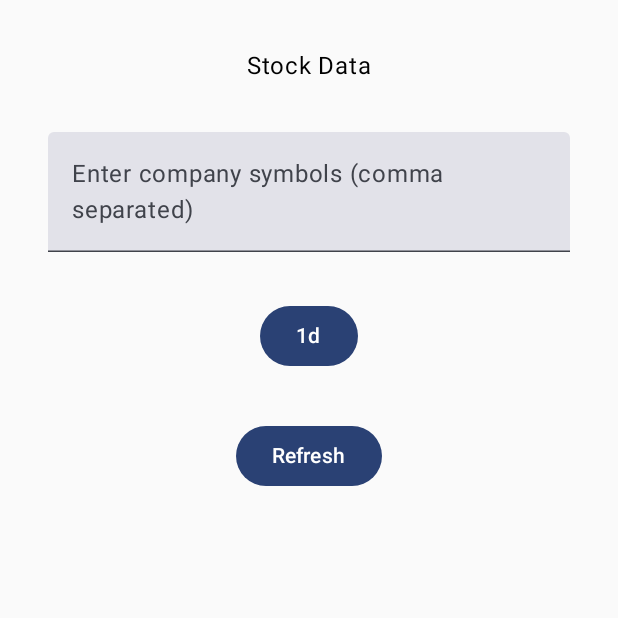
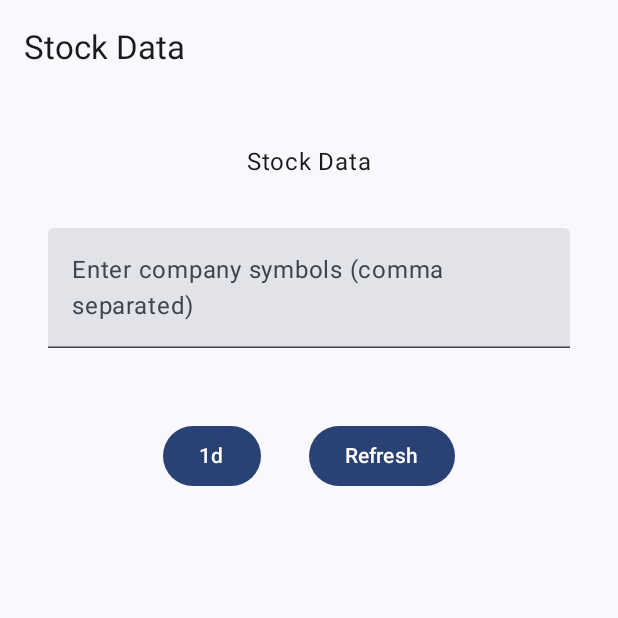
Before and after one commit to NavyyBlue/StockMarketApp, an Android app built with Jetpack Compose: the StockDataScreenContent screen opened through its navigation route, on a phone screen of 412 x 824 dp, the top half of it. Run offline under Robolectric (Android 15) with nearby library versions, the phone set to English and light mode, and no system bars; our stand-ins replace Dagger/Hilt's generated code.

Commit message:
Cambios visuales y adicion de las noticias

```diff
--- a/app/src/main/java/com/coderamigos/stockmarket/MainActivity.kt
+++ b/app/src/main/java/com/coderamigos/stockmarket/MainActivity.kt
@@ -7,10 +7,11 @@ import androidx.activity.enableEdgeToEdge
 import androidx.navigation.compose.NavHost
 import androidx.navigation.compose.composable
 import androidx.navigation.compose.rememberNavController
-import com.coderamigos.stockmarket.models.purchaseOrder.StockDecision
 import com.coderamigos.stockmarket.ui.screens.stockData.StockDataScreenContent
 import com.coderamigos.stockmarket.ui.screens.stockDecision.StockDecisionScreen
+import com.coderamigos.stockmarket.ui.screens.stockNews.StockNewsScreen
 import com.coderamigos.stockmarket.ui.screens.stockPredict.StockPredictScreen
+import com.coderamigos.stockmarket.ui.screens.stockSelection.StockSelectionScreen
 import com.coderamigos.stockmarket.ui.theme.StockMarketTheme
 import dagger.hilt.android.AndroidEntryPoint
 
@@ -22,7 +23,11 @@ class MainActivity : ComponentActivity() {
         setContent {
             StockMarketTheme {
                 val navController = rememberNavController()
-                NavHost(navController = navController, startDestination = "stockDataScreen") {
+                NavHost(navController = navController, startDestination = "stockSelectionScreen") {
+                    composable("stockSelectionScreen") {
+                        StockSelectionScreen(navController = navController)
+                    }
+
                     composable("stockDataScreen") {
                         StockDataScreenContent(navController = navController)
                     }
@@ -34,6 +39,9 @@ class MainActivity : ComponentActivity() {
                         val symbol = backStackEntry.arguments?.getString("symbol")
                         StockDecisionScreen(symbol = symbol ?: "", navController = navController)
                     }
+                    composable("stockNewsScreen") {
+                        StockNewsScreen()
+                    }
                 }
             }
         }
--- /dev/null
+++ b/app/src/main/java/com/coderamigos/stockmarket/models/dataNews/NewsRequest.kt
@@ -0,0 +1,5 @@
+package com.coderamigos.stockmarket.models.dataNews
+
+data class NewsRequest(
+    val country: String
+)
--- a/app/src/main/java/com/coderamigos/stockmarket/ui/screens/stockData/StockDataScreen.kt
+++ b/app/src/main/java/com/coderamigos/stockmarket/ui/screens/stockData/StockDataScreen.kt
@@ -1,6 +1,7 @@
 package com.coderamigos.stockmarket.ui.screens.stockData
 
 import androidx.compose.foundation.Canvas
+import androidx.compose.foundation.isSystemInDarkTheme
 import androidx.compose.foundation.layout.*
 import androidx.compose.foundation.lazy.LazyColumn
 import androidx.compose.foundation.rememberScrollState
@@ -11,11 +12,13 @@ import androidx.compose.ui.Alignment
 import androidx.compose.ui.Modifier
 import androidx.compose.ui.graphics.Color
 import androidx.compose.ui.graphics.nativeCanvas
+import androidx.compose.ui.graphics.toArgb
 import androidx.compose.ui.unit.dp
 import androidx.hilt.navigation.compose.hiltViewModel
 import androidx.navigation.NavController
 
 
+@OptIn(ExperimentalMaterial3Api::class)
 @Composable
 fun StockDataScreenContent(navController: NavController, viewModel: StockDataViewModel = hiltViewModel()) {
     var symbols by remember { mutableStateOf("") }
@@ -24,9 +27,17 @@ fun StockDataScreenContent(navController: NavController, viewModel: StockDataVie
     val periods = listOf("1d", "5d", "1mo", "3mo", "6mo", "1y", "2y", "5y", "10y", "ytd", "max")
     val stockData = viewModel.stockData.collectAsState().value
 
+    Scaffold(
+        topBar = {
+            TopAppBar(
+                title = { Text("Stock Data") }
+            )
+        }
+    ) { paddingValues ->
         Column(
             modifier = Modifier
                 .fillMaxSize()
+                .padding(paddingValues)
                 .padding(16.dp),
             verticalArrangement = Arrangement.Top,
             horizontalAlignment = Alignment.CenterHorizontally
@@ -40,6 +51,11 @@ fun StockDataScreenContent(navController: NavController, viewModel: StockDataVie
                 modifier = Modifier.padding(16.dp)
             )
 
+            Row(
+                modifier = Modifier.padding(16.dp),
+                horizontalArrangement = Arrangement.SpaceBetween,
+                verticalAlignment = Alignment.CenterVertically
+            ){
                 Box(modifier = Modifier.padding(16.dp)) {
                     Button(onClick = { expanded = true }) {
                         Text(selectedPeriod)
@@ -61,14 +77,16 @@ fun StockDataScreenContent(navController: NavController, viewModel: StockDataVie
                 }
 
                 Button(
-            onClick = { viewModel.fetchStockData(symbols, selectedPeriod) },
+                    onClick = { if(symbols.isNotEmpty()) viewModel.fetchStockData(symbols, selectedPeriod) },
                     modifier = Modifier.padding(16.dp)
                 ) {
                     Text("Refresh")
                 }
+            }
+
             stockData?.let { data ->
                 Button(
-                onClick = { navController.navigate("stockPredictScreen"+ "/${symbols}") },
+                    onClick = { navController.navigate("stockPredictScreen" + "/${symbols}") },
                     modifier = Modifier.padding(16.dp)
                 ) {
                     Text("Go to Stock Predict")
@@ -89,6 +107,7 @@ fun StockDataScreenContent(navController: NavController, viewModel: StockDataVie
             }
         }
     }
+}
 
 @Composable
 fun StockChart(data: Map<String, Double>, label: String) {
@@ -96,13 +115,17 @@ fun StockChart(data: Map<String, Double>, label: String) {
     val dates = data.keys.toList()
     val maxValue = points.maxOrNull() ?: 0.0
     val minValue = points.minOrNull() ?: 0.0
+    val isDarkTheme = isSystemInDarkTheme()
+
+    val textColor = if (isDarkTheme) Color.White else Color.Black
+    val lineColor = if (isDarkTheme) Color.Cyan else Color.Blue
 
     Column(
         modifier = Modifier
             .fillMaxWidth()
             .padding(16.dp)
     ) {
-        Text(text = label)
+        Text(text = label, color = textColor)
         Spacer(modifier = Modifier.height(8.dp))
         Canvas(modifier = Modifier
             .fillMaxWidth()
@@ -110,7 +133,7 @@ fun StockChart(data: Map<String, Double>, label: String) {
         ) {
             val width = size.width
             val height = size.height
-            val pointDistance = width / (points.size - 1)
+            val pointDistance = width / (points.size - 1).coerceAtLeast(1)
             val intervalCount = 5
             val valueInterval = (maxValue - minValue) / intervalCount
 
@@ -122,7 +145,7 @@ fun StockChart(data: Map<String, Double>, label: String) {
                     0f,
                     y,
                     android.graphics.Paint().apply {
-                        color = android.graphics.Color.BLACK
+                        color = textColor.toArgb()
                         textSize = 24f
                     }
                 )
@@ -135,7 +158,7 @@ fun StockChart(data: Map<String, Double>, label: String) {
                     0f,
                     height + 24f,
                     android.graphics.Paint().apply {
-                        color = android.graphics.Color.BLACK
+                        color = textColor.toArgb()
                         textSize = 24f
                     }
                 )
@@ -144,7 +167,7 @@ fun StockChart(data: Map<String, Double>, label: String) {
                     width - 100f, // Adjust this value if needed
                     height + 24f,
                     android.graphics.Paint().apply {
-                        color = android.graphics.Color.BLACK
+                        color = textColor.toArgb()
                         textSize = 24f
                     }
                 )
@@ -158,7 +181,7 @@ fun StockChart(data: Map<String, Double>, label: String) {
                 val endY = height - ((points[i + 1] - minValue) / (maxValue - minValue) * height).toFloat()
 
                 drawLine(
-                    color = Color.Blue,
+                    color = lineColor,
                     start = androidx.compose.ui.geometry.Offset(startX, startY),
                     end = androidx.compose.ui.geometry.Offset(endX, endY),
                     strokeWidth = 4f
--- /dev/null
+++ b/app/src/main/java/com/coderamigos/stockmarket/ui/screens/stockSelection/StockSelection.kt
@@ -0,0 +1,44 @@
+package com.coderamigos.stockmarket.ui.screens.stockSelection
+
+import androidx.compose.foundation.layout.*
+import androidx.compose.material3.*
+import androidx.compose.runtime.Composable
+import androidx.compose.ui.Alignment
+import androidx.compose.ui.Modifier
+import androidx.navigation.NavController
+import androidx.compose.ui.unit.dp
+
+@OptIn(ExperimentalMaterial3Api::class)
+@Composable
+fun StockSelectionScreen(navController: NavController) {
+    Scaffold(
+        topBar = {
+            TopAppBar(
+                title = { Text("Stock Selection") }
+            )
+        }
+    ) { paddingValues ->
+        Column(
+            modifier = Modifier
+                .fillMaxSize()
+                .padding(paddingValues)
+                .padding(16.dp),
+            verticalArrangement = Arrangement.Center,
+            horizontalAlignment = Alignment.CenterHorizontally
+        ) {
+            Button(
+                onClick = { navController.navigate("stockDataScreen") },
+                modifier = Modifier.padding(8.dp)
+            ) {
+                Text("Go to Stock Data")
+            }
+
+            Button(
+                onClick = { navController.navigate("stockNewsScreen") },
+                modifier = Modifier.padding(8.dp)
+            ) {
+                Text("Go to Stock News")
+            }
+        }
+    }
+}
--- a/gradle/libs.versions.toml
+++ b/gradle/libs.versions.toml
@@ -1,4 +1,5 @@
 [versions]
+accompanistNavigationAnimationVersion = "<latest-version>"
 agp = "8.6.0"
 hiltNavigationCompose = "1.2.0"
 kotlin = "1.9.0"
@@ -14,6 +15,7 @@ mpandroidchart = "v3.1.0"
 [libraries]
 androidx-core-ktx = { group = "androidx.core", name = "core-ktx", version.ref = "coreKtx" }
 androidx-hilt-navigation-compose = { module = "androidx.hilt:hilt-navigation-compose", version.ref = "hiltNavigationCompose" }
+google-accompanist-navigation-animation = { module = "com.google.accompanist:accompanist-navigation-animation", version.ref = "accompanistNavigationAnimationVersion" }
 junit = { group = "junit", name = "junit", version.ref = "junit" }
 androidx-junit = { group = "androidx.test.ext", name = "junit", version.ref = "junitVersion" }
 androidx-espresso-core = { group = "androidx.test.espresso", name = "espresso-core", version.ref = "espressoCore" }
```
Also changed, not shown: app/src/main/java/com/coderamigos/stockmarket/api/ApiService.kt (+9 -0 lines), app/src/main/java/com/coderamigos/stockmarket/data/StockMarketRepository.kt (+11 -0 lines), app/src/main/java/com/coderamigos/stockmarket/models/dataNews/News.kt (added, +20 -0 lines), app/src/main/java/com/coderamigos/stockmarket/models/dataNews/NewsResponse.kt (added, +8 -0 lines), app/src/main/java/com/coderamigos/stockmarket/ui/screens/stockDecision/StockDecisionScreen.kt (+16 -2 lines), app/src/main/java/com/coderamigos/stockmarket/ui/screens/stockNews/StockNewsScreen.kt (added, +89 -0 lines), app/src/main/java/com/coderamigos/stockmarket/ui/screens/stockNews/StockNewsViewModel.kt (added, +29 -0 lines), app/src/main/java/com/coderamigos/stockmarket/ui/screens/stockPredict/StockPredictScreen.kt (+14 -1 lines). Lines whose indentation alone changed are shown as unchanged.
